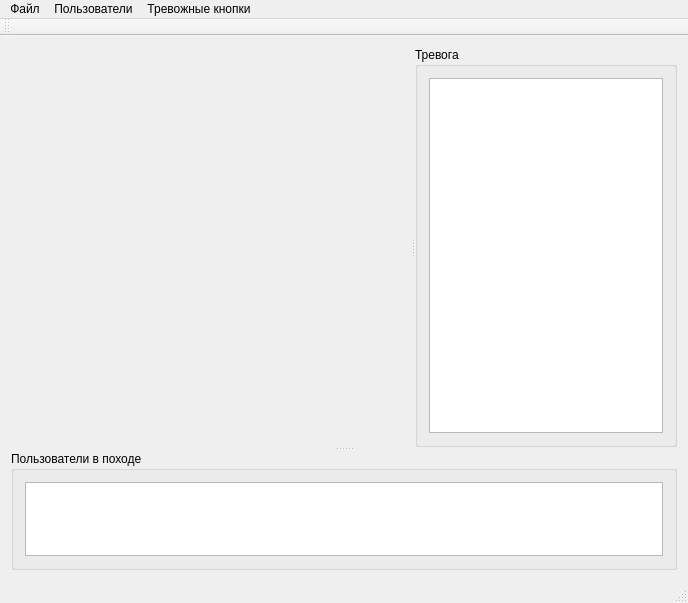
khirnick/befound, file Admin-Qt-client/mainwindow.ui: the form before one commit.
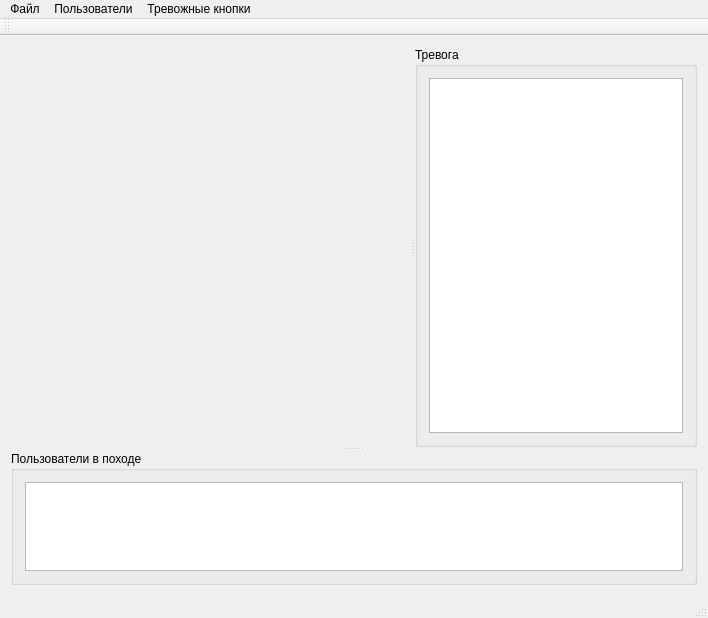
The form after the commit. Custom widgets are drawn as their Qt base class.

```diff
--- a/Admin-Qt-client/mainwindow.ui
+++ b/Admin-Qt-client/mainwindow.ui
@@ -6,8 +6,8 @@
    <rect>
     <x>0</x>
     <y>0</y>
-    <width>688</width>
-    <height>603</height>
+    <width>708</width>
+    <height>618</height>
    </rect>
   </property>
   <property name="windowTitle">
@@ -94,7 +94,7 @@
     <rect>
      <x>0</x>
      <y>0</y>
-     <width>688</width>
+     <width>708</width>
      <height>24</height>
     </rect>
    </property>
```
Left out of the diff: 23 changed lines with no effect on the pictures.
